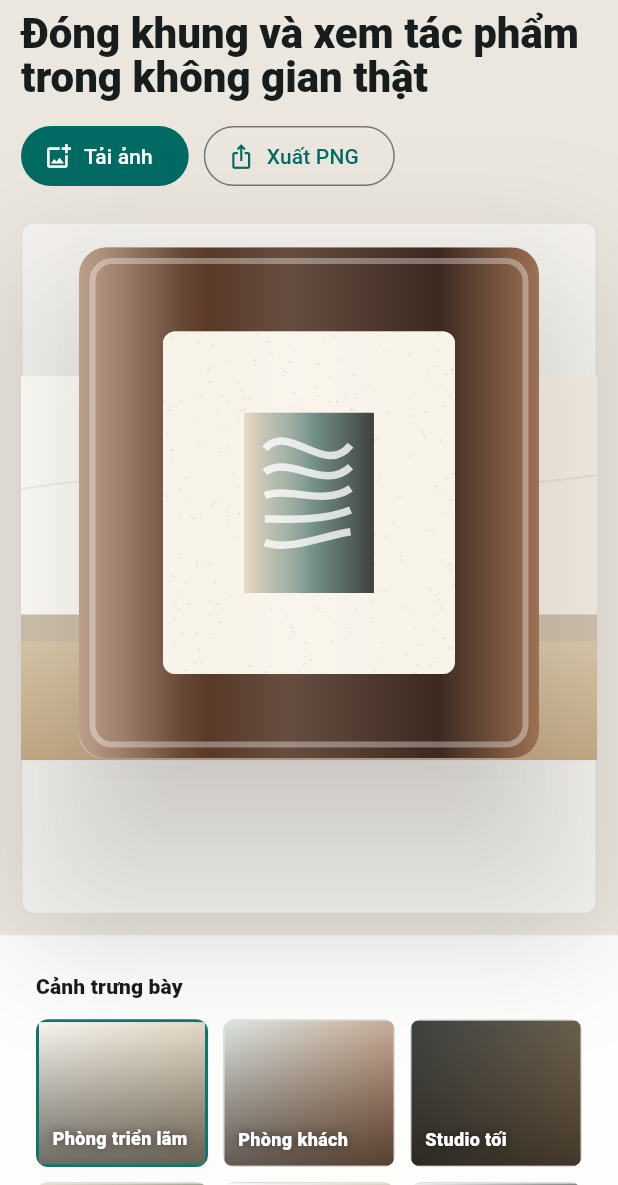
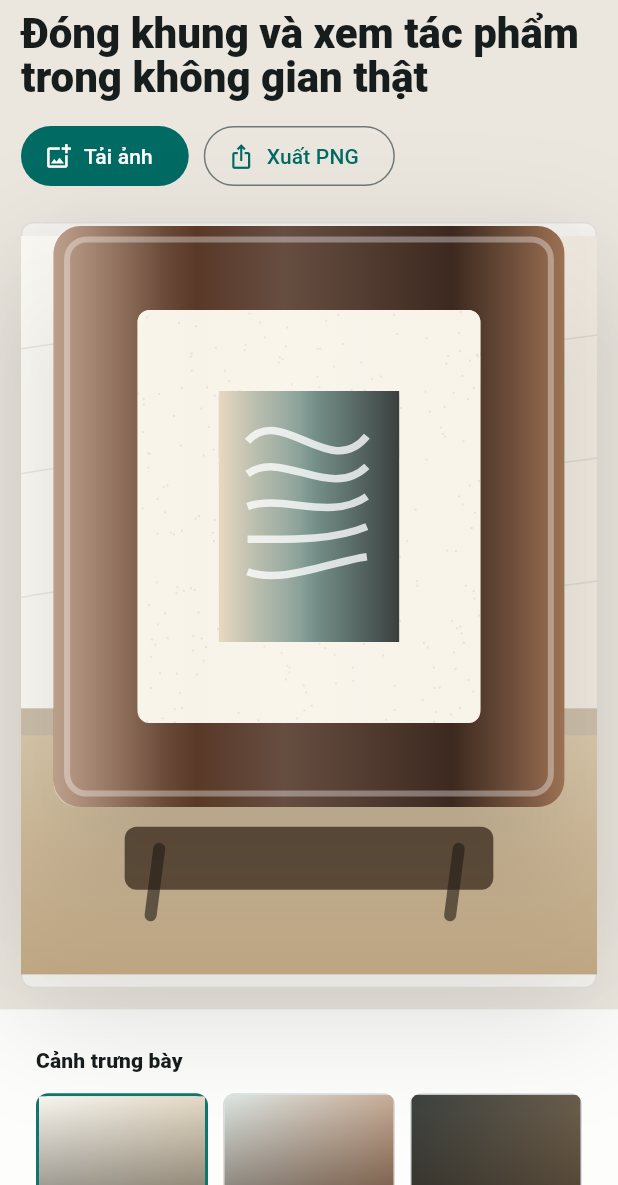
Before and after one commit to PhamDinhTri/FrameIt, a Flutter app: the screen it shows after launch, on a phone screen of 412 x 824 dp, the part 51-1236 px from its top. Run offline on Flutter 3.47's test engine with Material 3 defaults, Android fonts, the phone set to English and light mode, and no system bars; our stand-ins replace image_picker, share_plus; missing offline and left inert: dart:html.

Commit message:
Update layout mobile

```diff
--- a/lib/main.dart
+++ b/lib/main.dart
@@ -288,8 +288,8 @@ class _StudioPageState extends State<StudioPage> {
           const SizedBox(height: 20),
           if (compact)
             SizedBox(
-              height: MediaQuery.sizeOf(context).height * 0.56,
-              child: _buildPreview(),
+              height: _compactPreviewHeight(context),
+              child: _buildPreview(compact: true),
             )
           else
             Expanded(child: _buildPreview()),
@@ -298,7 +298,12 @@ class _StudioPageState extends State<StudioPage> {
     );
   }
 
-  Widget _buildPreview() {
+  double _compactPreviewHeight(BuildContext context) {
+    final size = MediaQuery.sizeOf(context);
+    return (size.height * 0.62).clamp(420.0, 620.0);
+  }
+
+  Widget _buildPreview({bool compact = false}) {
     return _PreviewSurface(
       previewKey: _previewKey,
       scene: _scene,
@@ -313,6 +318,7 @@ class _StudioPageState extends State<StudioPage> {
       shadowDepth: _shadowDepth,
       artworkScale: _artworkScale,
       artworkOffset: _artworkOffset,
+      compact: compact,
       onArtworkScaleStart: _startArtworkInteraction,
       onArtworkScaleUpdate: _updateArtworkInteraction,
     );
@@ -399,6 +405,7 @@ class _PreviewSurface extends StatelessWidget {
     required this.shadowDepth,
     required this.artworkScale,
     required this.artworkOffset,
+    required this.compact,
     required this.onArtworkScaleStart,
     required this.onArtworkScaleUpdate,
   });
@@ -416,6 +423,7 @@ class _PreviewSurface extends StatelessWidget {
   final double shadowDepth;
   final double artworkScale;
   final Offset artworkOffset;
+  final bool compact;
   final ValueChanged<ScaleStartDetails> onArtworkScaleStart;
   final void Function(ScaleUpdateDetails details, Size previewSize)
       onArtworkScaleUpdate;
@@ -440,8 +448,9 @@ class _PreviewSurface extends StatelessWidget {
           builder: (context, constraints) {
             final maxWidth = constraints.maxWidth;
             final maxHeight = constraints.maxHeight;
-            final previewWidth = math.min(maxWidth, maxHeight * 1.5);
-            final previewHeight = previewWidth / 1.5;
+            final targetAspect = compact ? 0.78 : 1.5;
+            final previewWidth = math.min(maxWidth, maxHeight * targetAspect);
+            final previewHeight = previewWidth / targetAspect;
 
             return SizedBox(
               width: previewWidth,
@@ -467,6 +476,7 @@ class _PreviewSurface extends StatelessWidget {
                       shadowDepth: shadowDepth,
                       artworkScale: artworkScale,
                       artworkOffset: artworkOffset,
+                      compact: compact,
                     ),
                     child: const SizedBox.expand(),
                   ),
@@ -907,6 +917,7 @@ class FramePreviewPainter extends CustomPainter {
     required this.shadowDepth,
     required this.artworkScale,
     required this.artworkOffset,
+    required this.compact,
   });
 
   final StudioScene scene;
@@ -921,6 +932,7 @@ class FramePreviewPainter extends CustomPainter {
   final double shadowDepth;
   final double artworkScale;
   final Offset artworkOffset;
+  final bool compact;
 
   @override
   void paint(Canvas canvas, Size size) {
@@ -1077,16 +1089,17 @@ class FramePreviewPainter extends CustomPainter {
     };
     final aspect =
         artwork == null ? fallbackAspect : artwork!.width / artwork!.height;
-    final maxW = size.width * 0.4;
-    final maxH = size.height * 0.47;
+    final maxW = size.width * (compact ? 0.52 : 0.4);
+    final maxH = size.height * (compact ? 0.34 : 0.47);
     var artW = maxW;
     var artH = artW / aspect;
     if (artH > maxH) {
       artH = maxH;
       artW = artH * aspect;
     }
+    final centerY = compact ? size.height * 0.38 : size.height * 0.33;
     return Rect.fromLTWH(
-        size.width * 0.5 - artW / 2, size.height * 0.33 - artH / 2, artW, artH);
+        size.width * 0.5 - artW / 2, centerY - artH / 2, artW, artH);
   }
 
   void _drawFramePackage(Canvas canvas, Rect art) {
@@ -1265,7 +1278,8 @@ class FramePreviewPainter extends CustomPainter {
         oldDelegate.smoothness != smoothness ||
         oldDelegate.shadowDepth != shadowDepth ||
         oldDelegate.artworkScale != artworkScale ||
-        oldDelegate.artworkOffset != artworkOffset;
+        oldDelegate.artworkOffset != artworkOffset ||
+        oldDelegate.compact != compact;
   }
 }
 
```
Also changed, not shown: assets/scenes/phong khach 4.jpg (added), assets/scenes/phong khach 5.jpg (added).
